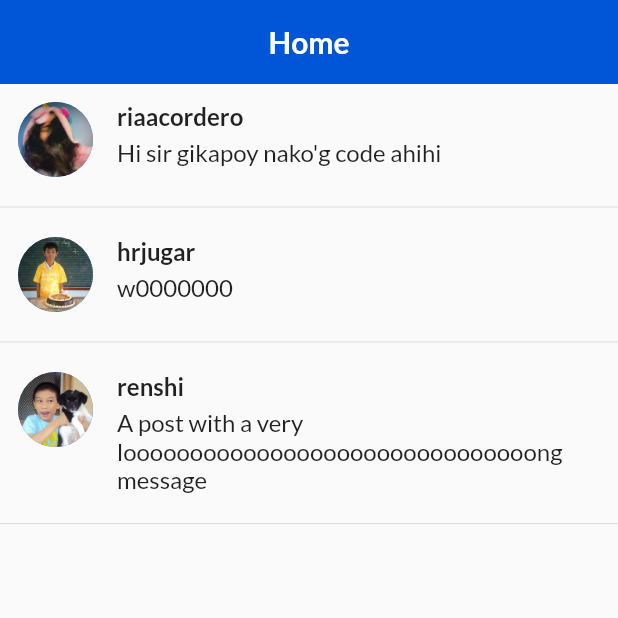
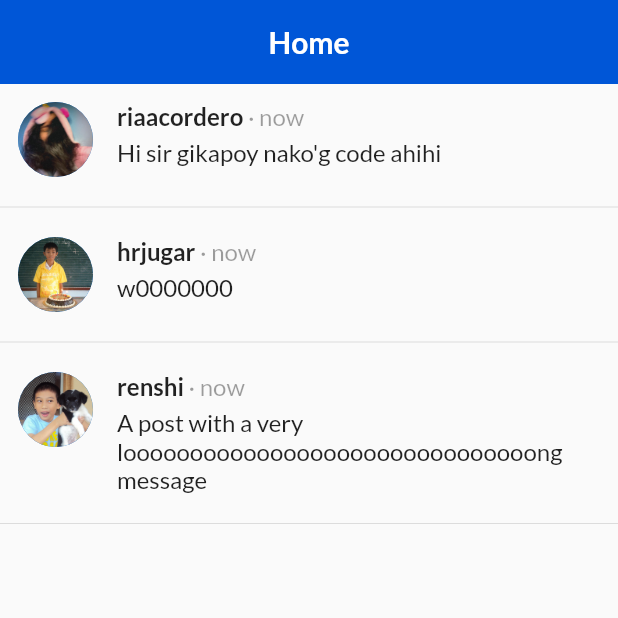
Before and after one commit to riaacordero/OOP-Module-3-Exam, a Flutter app: the screen it shows after launch, after a tap on "Create Account", on a phone screen of 412 x 824 dp, the top half of it. Run offline on Flutter 3.47's test engine with Material 2 defaults, Android fonts, the phone set to English and light mode, and no system bars; our stand-ins replace flutter_svg.

Commit message:
Implemented post time data

```diff
--- a/lib/database/post.dart
+++ b/lib/database/post.dart
@@ -3,12 +3,44 @@ import 'package:chika/database/user.dart';
 class Post {
   User user;
   String message;
+  DateTime timePosted;
 
-  Post(this.user, this.message);
+  Post({
+    required this.user,
+    required this.message,
+    required this.timePosted
+  });
+
+  String get timeDisplay {
+    Duration timeDiff = DateTime.now().difference(timePosted);
+    if (timeDiff.inDays > 0) {
+      return timeDiff.inDays.toString() + "d";
+    } else if (timeDiff.inHours > 0) {
+      return timeDiff.inHours.toString() + "h";
+    } else if (timeDiff.inMinutes > 0) {
+      return timeDiff.inMinutes.toString() + "m";
+    } else if (timeDiff.inSeconds > 15) {
+      return timeDiff.inSeconds.toString() + "s";
+    } else {
+      return "now";
+    }
+  }
 }
 
 List<Post> posts = [
-  Post(users[0], "Hi sir gikapoy nako'g code ahihi"),
-  Post(users[4], "w0000000"),
-  Post(users[1], "A post with a very looooooooooooooooooooooooooooooong message")
+  Post(
+    user: users[0],
+    message: "Hi sir gikapoy nako'g code ahihi",
+    timePosted: DateTime.now()
+  ),
+  Post(
+    user: users[4],
+    message: "w0000000",
+    timePosted: DateTime.now()
+  ),
+  Post(
+    user: users[1],
+    message: "A post with a very looooooooooooooooooooooooooooooong message",
+    timePosted: DateTime.now()
+  )
 ];
--- a/lib/others/post_list.dart
+++ b/lib/others/post_list.dart
@@ -32,12 +32,23 @@ class PostList extends StatelessWidget {
                         child: Column(
                           crossAxisAlignment: CrossAxisAlignment.start,
                           children: [
-                            Text(currentPost.user.name,
-                              style: const TextStyle(
-                                fontWeight: FontWeight.bold,
-                                fontSize: 16
-                              ),
+                            Row(
+                              children: [
+                                Text(currentPost.user.name,
+                                  style: const TextStyle(
+                                    fontWeight: FontWeight.bold,
+                                    fontSize: 16
+                                  ),
+                                ),
+                                Text(" · " + currentPost.timeDisplay,
+                                  style: const TextStyle(
+                                    color: Colors.black38,
+                                    fontSize: 16
+                                  ),
+                                )
+                              ],
                             ),
+
                             const SizedBox(height: 5),
                             Text(currentPost.message,
                               style: const TextStyle(
--- a/lib/screens/new_post_screen.dart
+++ b/lib/screens/new_post_screen.dart
@@ -42,7 +42,7 @@ class _CreatePostScreenState extends State<CreatePostScreen> {
                   _loading = true;
                 });
                 if (_postMessage != null && _postMessage.isNotEmpty) {
-                  Post newPost = Post(currentUser, _postMessage);
+                  // Post newPost = Post(user: currentUser, _postMessage);
                   Navigator.pop(context);
                   setState(() {
                     _loading = false;
--- a/lib/screens/news_feed_screen.dart
+++ b/lib/screens/news_feed_screen.dart
@@ -16,6 +16,8 @@ class _NewsFeedScreenState extends State<NewsFeedScreen> {
       body: CustomScrollView(
         slivers: [
           SliverAppBar(
+            floating: true,
+            snap: true,
             backgroundColor: Color(0xFF0056D7),
             automaticallyImplyLeading: false,
             title: Center(
```
